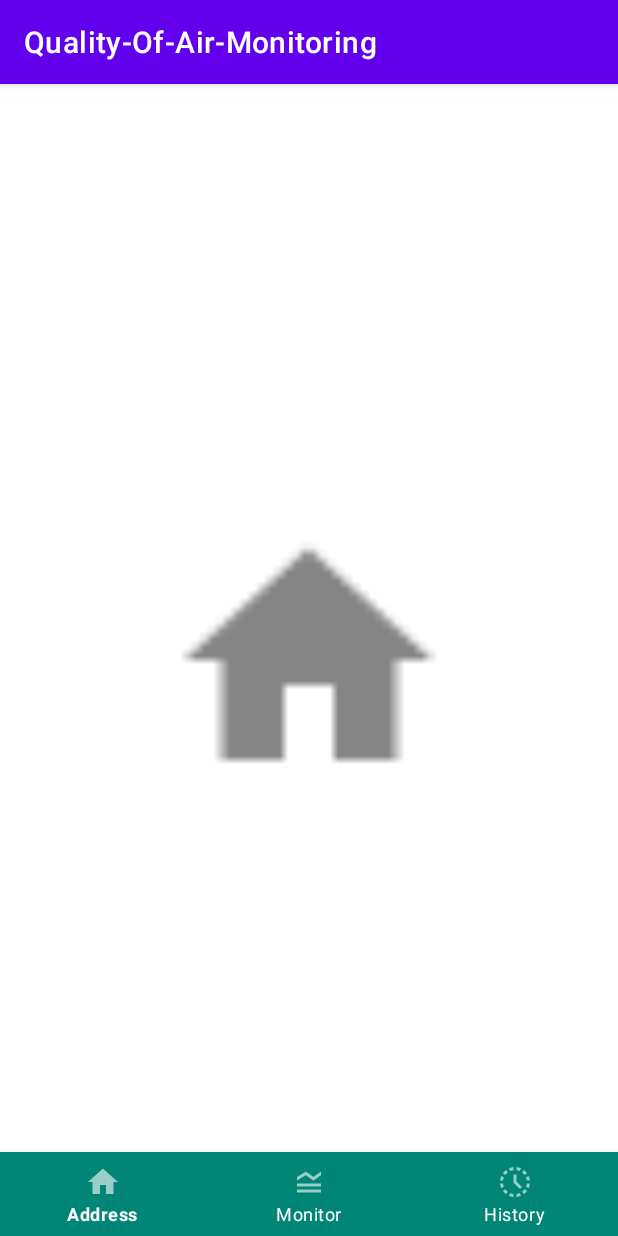
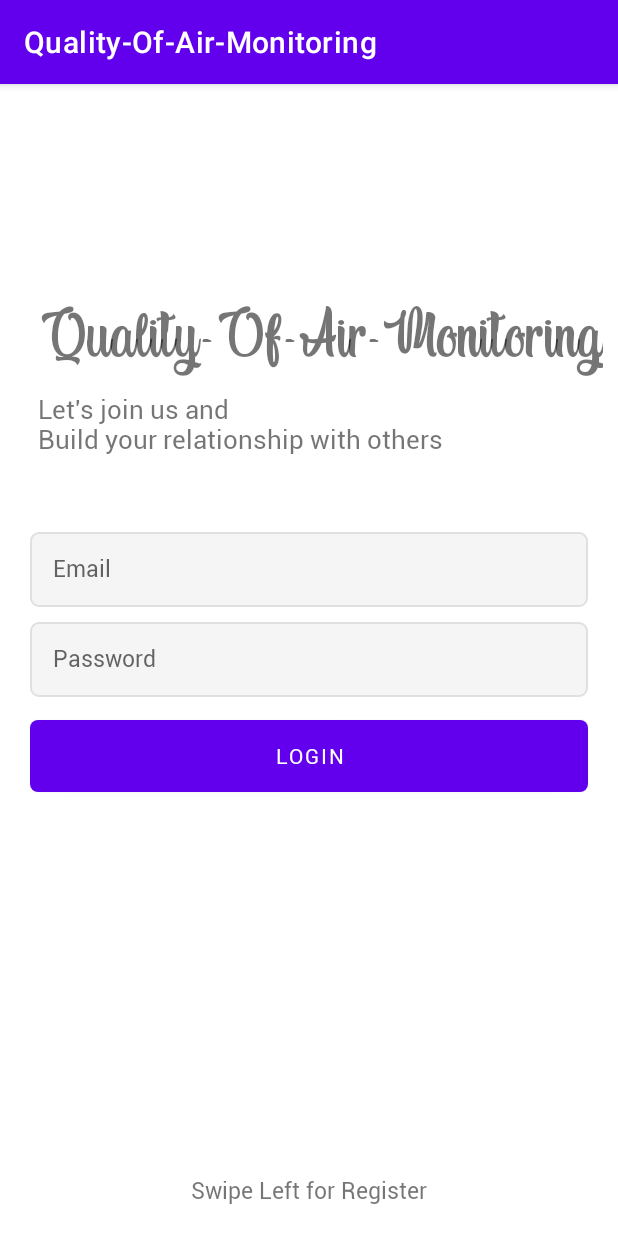
Before and after one commit to RacimRgh/Quality-Of-Air-Monitoring, an Android app: the screen it shows after launch (MainActivity before the commit, AccountActivity after it), after a tap on "GET STARTED", on a phone screen of 412 x 824 dp. Run offline under Robolectric (Android 15) with nearby library versions, the phone set to English and light mode, and no system bars.

Commit message:
added login+register fragments and activity

```diff
--- a/app/build.gradle
+++ b/app/build.gradle
@@ -38,6 +38,8 @@ dependencies {
     //noinspection GradleCompatible
     implementation 'com.android.support:design:27.1.0'
     implementation 'androidx.legacy:legacy-support-v4:1.0.0'
+    implementation 'androidx.navigation:navigation-fragment:2.3.2'
+    implementation 'androidx.navigation:navigation-ui:2.3.2'
     testImplementation 'junit:junit:4.+'
     androidTestImplementation 'androidx.test.ext:junit:1.1.2'
     androidTestImplementation 'androidx.test.espresso:espresso-core:3.3.0'
--- a/app/src/main/AndroidManifest.xml
+++ b/app/src/main/AndroidManifest.xml
@@ -9,9 +9,10 @@
         android:roundIcon="@mipmap/ic_launcher_round"
         android:supportsRtl="true"
         android:theme="@style/Theme.QualityOfAirMonitoring">
-        <activity android:name=".MainActivity"> </activity>
         <activity android:name=".SplashScreen" />
         <activity android:name=".SensorActivity" />
+        <activity android:name=".MainActivity"></activity>
+        <activity android:name=".AccountActivity" />
         <activity android:name=".IntroActivity">
             <intent-filter>
                 <action android:name="android.intent.action.MAIN" />
--- /dev/null
+++ b/app/src/main/java/com/example/quality_of_air_monitoring/AccountActivity.java
@@ -0,0 +1,56 @@
+package com.example.quality_of_air_monitoring;
+
+import android.content.Intent;
+import android.os.Bundle;
+
+import com.google.android.material.floatingactionbutton.FloatingActionButton;
+import com.google.android.material.snackbar.Snackbar;
+
+import androidx.appcompat.app.AppCompatActivity;
+import androidx.appcompat.widget.Toolbar;
+import androidx.fragment.app.Fragment;
+import androidx.fragment.app.FragmentManager;
+import androidx.fragment.app.FragmentPagerAdapter;
+import androidx.viewpager.widget.ViewPager;
+
+import android.view.View;
+import android.widget.Button;
+
+import java.util.ArrayList;
+
+public class AccountActivity extends AppCompatActivity {
+
+    @Override
+    protected void onCreate(Bundle savedInstanceState) {
+        super.onCreate(savedInstanceState);
+        setContentView(R.layout.activity_account);
+        ViewPager viewPager = findViewById(R.id.viewPagerAcc);
+
+        AuthenticationPagerAdapter pagerAdapter = new AuthenticationPagerAdapter(getSupportFragmentManager());
+        pagerAdapter.addFragment(new LoginFragment());
+        pagerAdapter.addFragment(new RegisterFragment());
+        viewPager.setAdapter(pagerAdapter);
+    }
+
+    class AuthenticationPagerAdapter extends FragmentPagerAdapter {
+        private ArrayList<Fragment> fragmentList = new ArrayList<>();
+
+        public AuthenticationPagerAdapter(FragmentManager fm) {
+            super(fm);
+        }
+
+        @Override
+        public Fragment getItem(int i) {
+            return fragmentList.get(i);
+        }
+
+        @Override
+        public int getCount() {
+            return fragmentList.size();
+        }
+
+        void addFragment(Fragment fragment) {
+            fragmentList.add(fragment);
+        }
+    }
+}
--- a/app/src/main/java/com/example/quality_of_air_monitoring/IntroActivity.java
+++ b/app/src/main/java/com/example/quality_of_air_monitoring/IntroActivity.java
@@ -41,7 +41,7 @@ public class IntroActivity extends AppCompatActivity {
 
         // when this activity is about to be launch we need to check if its openened before or not
         if (restorePrefData()) {
-            Intent mainActivity = new Intent(getApplicationContext(), MainActivity.class);
+            Intent mainActivity = new Intent(getApplicationContext(), AccountActivity.class);
             startActivity(mainActivity);
             finish();
         }
@@ -112,7 +112,7 @@ public class IntroActivity extends AppCompatActivity {
             @Override
             public void onClick(View v) {
                 //open main activity
-                Intent mainActivity = new Intent(getApplicationContext(),MainActivity.class);
+                Intent mainActivity = new Intent(getApplicationContext(), AccountActivity.class);
                 startActivity(mainActivity);
                 // also we need to save a boolean value to storage so next time when the user run the app
                 // we could know that he is already checked the intro screen activity
--- /dev/null
+++ b/app/src/main/java/com/example/quality_of_air_monitoring/LoginFragment.java
@@ -0,0 +1,40 @@
+package com.example.quality_of_air_monitoring;
+
+import android.content.Intent;
+import android.os.Bundle;
+import android.view.LayoutInflater;
+import android.view.View;
+import android.view.ViewGroup;
+import android.widget.Button;
+
+import androidx.fragment.app.Fragment;
+
+/**
+ * A simple {@link Fragment} subclass.
+ */
+public class LoginFragment extends Fragment {
+
+
+    public LoginFragment() {
+        // Required empty public constructor
+    }
+
+
+    @Override
+    public View onCreateView(LayoutInflater inflater, ViewGroup container,
+                             Bundle savedInstanceState) {
+        // Inflate the layout for this fragment
+        View view = inflater.inflate(R.layout.fragment_login, container, false);
+
+        Button btnLogin = (Button) view.findViewById(R.id.btn_login);
+        btnLogin.setOnClickListener(new View.OnClickListener() {
+            public void onClick(View v) {
+                Intent intent = new Intent(getActivity(), MainActivity.class);
+                startActivity(intent);
+            }
+        });
+
+        return view;
+    }
+
+}
--- /dev/null
+++ b/app/src/main/java/com/example/quality_of_air_monitoring/RegisterFragment.java
@@ -0,0 +1,28 @@
+package com.example.quality_of_air_monitoring;
+
+import android.os.Bundle;
+import android.view.LayoutInflater;
+import android.view.View;
+import android.view.ViewGroup;
+
+import androidx.fragment.app.Fragment;
+
+/**
+ * A simple {@link Fragment} subclass.
+ */
+public class RegisterFragment extends Fragment {
+
+
+    public RegisterFragment() {
+        // Required empty public constructor
+    }
+
+
+    @Override
+    public View onCreateView(LayoutInflater inflater, ViewGroup container,
+                             Bundle savedInstanceState) {
+        // Inflate the layout for this fragment
+        return inflater.inflate(R.layout.fragment_register, container, false);
+    }
+
+}
--- /dev/null
+++ b/app/src/main/res/drawable-xxhdpi/btn_custom.xml
@@ -0,0 +1,14 @@
+<?xml version="1.0" encoding="utf-8"?>
+<shape xmlns:android="http://schemas.android.com/apk/res/android"
+    android:padding="10dp"
+    android:shape="rectangle" >
+
+    <solid android:color="#26a69a" />
+
+    <corners
+        android:bottomLeftRadius="5dp"
+        android:bottomRightRadius="5dp"
+        android:topLeftRadius="5dp"
+        android:topRightRadius="5dp" />
+
+</shape>
--- /dev/null
+++ b/app/src/main/res/drawable-xxhdpi/et_custom.xml
@@ -0,0 +1,18 @@
+<?xml version="1.0" encoding="utf-8"?>
+<shape xmlns:android="http://schemas.android.com/apk/res/android"
+    android:padding="10dp"
+    android:shape="rectangle" >
+
+    <solid android:color="#f5f5f5" />
+
+    <stroke
+        android:width="1dp"
+        android:color="#e0e0e0" />
+
+    <corners
+        android:bottomLeftRadius="5dp"
+        android:bottomRightRadius="5dp"
+        android:topLeftRadius="5dp"
+        android:topRightRadius="5dp" />
+
+</shape>
--- /dev/null
+++ b/app/src/main/res/drawable-xxhdpi/ic_arrow_left.xml
@@ -0,0 +1,5 @@
+<vector android:height="24dp" android:tint="@color/colorPrimary"
+    android:viewportHeight="24.0" android:viewportWidth="24.0"
+    android:width="24dp" xmlns:android="http://schemas.android.com/apk/res/android">
+    <path android:fillColor="#FF000000" android:pathData="M15.41,16.09l-4.58,-4.59 4.58,-4.59L14,5.5l-6,6 6,6z"/>
+</vector>
--- /dev/null
+++ b/app/src/main/res/drawable-xxhdpi/ic_arrow_right.xml
@@ -0,0 +1,5 @@
+<vector android:height="24dp" android:tint="@color/colorPrimary"
+    android:viewportHeight="24.0" android:viewportWidth="24.0"
+    android:width="24dp" xmlns:android="http://schemas.android.com/apk/res/android">
+    <path android:fillColor="#FF000000" android:pathData="M8.59,16.34l4.58,-4.59 -4.58,-4.59L10,5.75l6,6 -6,6z"/>
+</vector>
--- /dev/null
+++ b/app/src/main/res/layout/activity_account.xml
@@ -0,0 +1,14 @@
+<?xml version="1.0" encoding="utf-8"?>
+<RelativeLayout
+    xmlns:android="http://schemas.android.com/apk/res/android"
+    xmlns:tools="http://schemas.android.com/tools"
+    android:layout_width="match_parent"
+    android:layout_height="match_parent"
+    tools:context=".MainActivity">
+
+    <androidx.viewpager.widget.ViewPager
+        android:id="@+id/viewPagerAcc"
+        android:layout_width="match_parent"
+        android:layout_height="match_parent"/>
+
+</RelativeLayout>
--- /dev/null
+++ b/app/src/main/res/layout/fragment_login.xml
@@ -0,0 +1,92 @@
+<?xml version="1.0" encoding="utf-8"?>
+<RelativeLayout xmlns:android="http://schemas.android.com/apk/res/android"
+    xmlns:tools="http://schemas.android.com/tools"
+    android:layout_width="match_parent"
+    android:layout_height="match_parent"
+    tools:context=".LoginFragment">
+
+    <TextView
+        android:id="@+id/tv_title"
+        android:layout_width="wrap_content"
+        android:layout_height="wrap_content"
+        android:text="@string/app_name"
+        android:textSize="50sp"
+        android:fontFamily="@font/indigo_daisy"
+        android:layout_marginStart="25dp"
+        android:layout_marginBottom="10dp"
+        android:layout_above="@id/tv_subtitle"
+        android:layout_marginLeft="25dp" />
+
+    <TextView
+        android:id="@+id/tv_subtitle"
+        android:layout_width="wrap_content"
+        android:layout_height="wrap_content"
+        android:text="@string/tag"
+        android:textSize="17sp"
+        android:fontFamily="@font/roboto_regular"
+        android:layout_marginStart="25dp"
+        android:layout_marginBottom="50dp"
+        android:layout_above="@id/et_email"
+        android:layout_marginLeft="25dp" />
+
+    <EditText
+        android:id="@+id/et_email"
+        android:layout_width="match_parent"
+        android:layout_height="50dp"
+        android:hint="@string/e_mail"
+        android:layout_marginLeft="20dp"
+        android:layout_marginRight="20dp"
+        android:padding="15dp"
+        android:inputType="textEmailAddress"
+        android:fontFamily="@font/roboto_regular"
+        android:layout_above="@id/et_password"
+        android:background="@drawable/et_custom"
+        android:textSize="15sp" />
+
+    <EditText
+        android:id="@+id/et_password"
+        android:layout_width="match_parent"
+        android:layout_height="50dp"
+        android:hint="@string/password"
+        android:layout_marginLeft="20dp"
+        android:layout_marginRight="20dp"
+        android:layout_marginTop="10dp"
+        android:padding="15dp"
+        android:fontFamily="@font/roboto_regular"
+        android:inputType="textPassword"
+        android:layout_centerInParent="true"
+        android:background="@drawable/et_custom"
+        android:textSize="15sp" />
+
+    <Button
+        android:id="@+id/btn_login"
+        android:layout_width="match_parent"
+        android:layout_height="wrap_content"
+        android:layout_below="@id/et_password"
+        android:background="@drawable/btn_custom"
+        android:layout_marginLeft="20dp"
+        android:layout_marginRight="20dp"
+        android:layout_marginTop="15dp"
+        android:fontFamily="@font/roboto_regular"
+        android:textColor="@android:color/white"
+        android:text="@string/login"/>
+
+    <ImageView
+        android:layout_width="30dp"
+        android:layout_height="30dp"
+        android:src="@drawable/ic_arrow_right"
+        android:layout_above="@id/swipeRight"
+        android:layout_centerHorizontal="true"/>
+
+    <TextView
+        android:id="@+id/swipeRight"
+        android:layout_width="wrap_content"
+        android:layout_height="wrap_content"
+        android:text="@string/swipe_left_for_register"
+        android:textSize="15sp"
+        android:fontFamily="@font/roboto_regular"
+        android:layout_centerHorizontal="true"
+        android:layout_alignParentBottom="true"
+        android:layout_marginBottom="20dp"/>
+
+</RelativeLayout>
--- /dev/null
+++ b/app/src/main/res/values/dimens.xml
@@ -0,0 +1,3 @@
+<resources>
+    <dimen name="fab_margin">16dp</dimen>
+</resources>
--- a/app/src/main/res/values/strings.xml
+++ b/app/src/main/res/values/strings.xml
@@ -3,6 +3,19 @@
     <string name="bottom_navigation_menu_addresses">Addresses</string>
     <string name="bottom_navigation_menu_monitoring">Monitoring</string>
     <string name="bottom_navigation_menu_history">History</string>
-<!-- TODO: Remove or change this placeholder text -->
+
+    <!-- TODO: Remove or change this placeholder text -->
     <string name="hello_blank_fragment">Hello blank fragment</string>
+    <string name="title_activity_account">AccountActivity</string>
+
+    <!-- Strings used for fragments for login and register fragments -->
+    <string name="swipe_left_for_register">Swipe Left for Register</string>
+    <string name="login">Login</string>
+    <string name="password">Password</string>
+    <string name="e_mail">Email</string>
+    <string name="tag">Let\'s join us and \nBuild your relationship with others</string>
+    <string name="swipe_right_for_login">Swipe Right for Login</string>
+    <string name="register">Register</string>
+    <string name="re_type_password">Re-type Password</string>
+    <string name="your_name">Full Name</string>
 </resources>
```
Also changed, not shown: app/src/main/res/layout/fragment_register.xml (added, +128 -0 lines), app/src/main/res/navigation/nav_graph.xml (added, +26 -0 lines), app/src/main/res/values/themes.xml (+9 -0 lines), app/src/main/res/font/indigo_daisy.ttf (added), app/src/main/res/font/roboto_regular.ttf (added).
